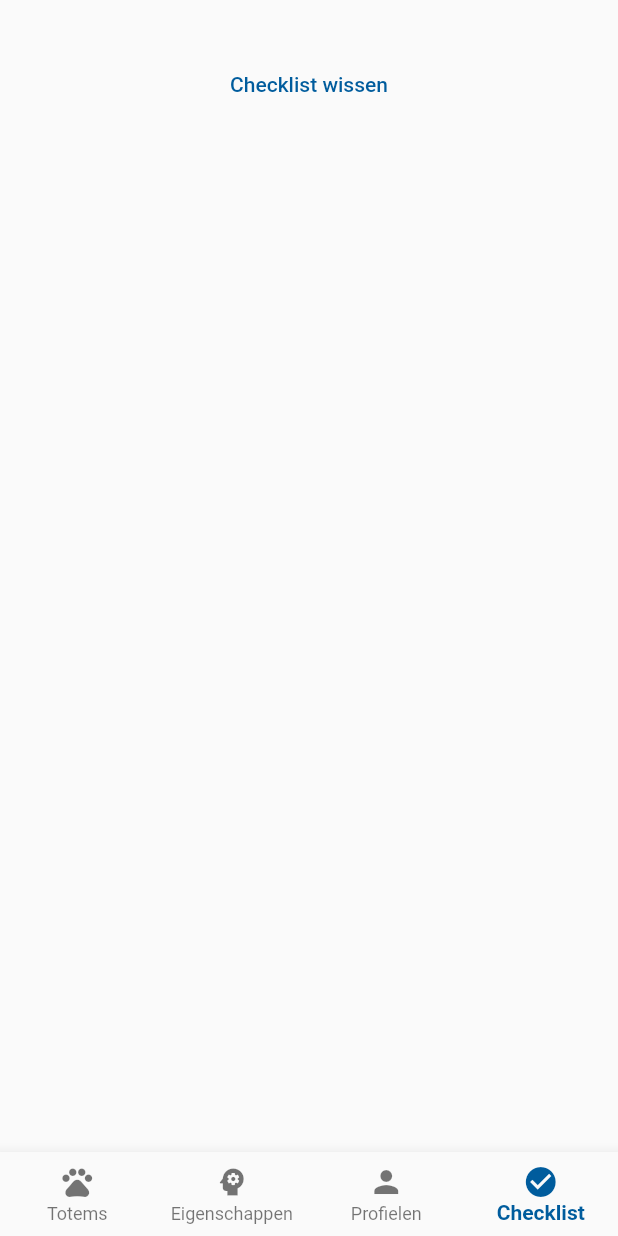
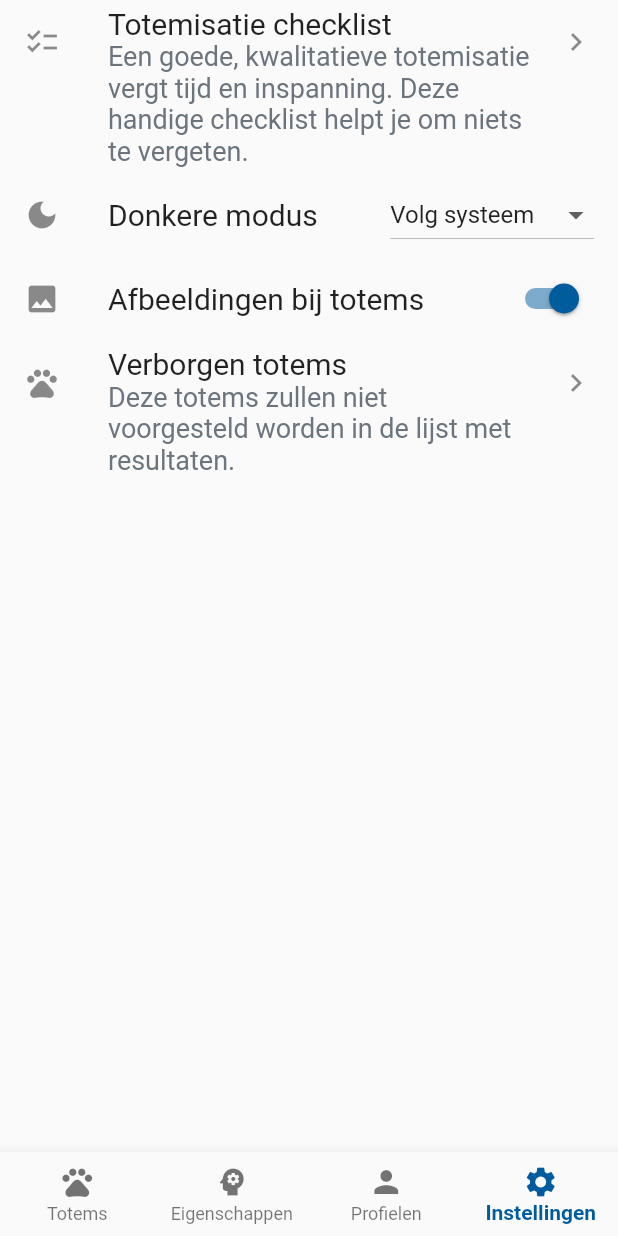
Before and after one commit to ScoutsGidsenVL/totem-app-2023, a Flutter app: the screen it shows after launch, item 4 of the bottom bar chosen, on a phone screen of 412 x 824 dp. Run offline on Flutter 3.47's test engine with Material 2 defaults, Android fonts, the phone set to English and light mode, and no system bars; our stand-ins replace azlistview, beamer, cached_network_image, flutter_cache_manager, flutter_markdown, flutter_native_splash and 4 more; accounts and stored records are empty; network calls fail.

Commit message:
Add settings page

```diff
--- a/lib/main.dart
+++ b/lib/main.dart
@@ -1,9 +1,10 @@
 import 'package:flutter/material.dart';
-import 'package:totemapp/model/checklist_data.dart';
+import 'package:totemapp/model/settings_data.dart';
 import 'package:totemapp/model/dynamic_data.dart';
 import 'package:totemapp/model/profile_manager.dart';
 import 'package:totemapp/model/traits_filter.dart';
 import 'package:totemapp/pages/checklist.dart';
+import 'package:totemapp/pages/instellingen.dart';
 import 'package:totemapp/pages/eigenschappen.dart';
 import 'package:provider/provider.dart';
 import 'package:totemapp/pages/filtered_totems.dart';
@@ -12,6 +13,7 @@ import 'package:totemapp/pages/profielen.dart';
 import 'package:totemapp/pages/totems.dart';
 import 'package:flutter_native_splash/flutter_native_splash.dart';
 import 'package:beamer/beamer.dart';
+import 'package:totemapp/pages/verborgen_totems.dart';
 
 final List<TabInfo> tabs = [
   TabInfo(
@@ -51,11 +53,11 @@ final List<TabInfo> tabs = [
     },
   ),
   TabInfo(
-    title: 'Checklist',
-    icon: const Icon(Icons.check_circle),
-    path: '/checklist',
+    title: 'Instellingen',
+    icon: const Icon(Icons.settings),
+    path: '/instellingen',
     locationBuilder: (info, params) {
-      return ChecklistLocation(info);
+      return InstellingenLocation(info);
     },
   ),
 ];
@@ -86,7 +88,7 @@ class MyApp extends StatelessWidget {
     return MultiProvider(
         providers: [
           ChangeNotifierProvider(create: (_) => DynamicData()),
-          ChangeNotifierProvider(create: (_) => ChecklistData()),
+          ChangeNotifierProvider(create: (_) => SettingsData()),
           ChangeNotifierProxyProvider<DynamicData, ProfileManager>(
               update: (_, dynamicData, prev) =>
                   ProfileManager(dynamicData, prev?.selectedName),
@@ -96,7 +98,8 @@ class MyApp extends StatelessWidget {
                   TraitsFilter(profileManager, prev?.fallbackTraits),
               create: (_) => TraitsFilter(null, {})),
         ],
-        child: MaterialApp.router(
+        child: Builder(builder: (context) {
+          return MaterialApp.router(
             title: 'Totemapp',
             theme: ThemeData(
                 colorScheme: const ColorScheme.light(
@@ -126,7 +129,9 @@ class MyApp extends StatelessWidget {
                     onSurfaceVariant: Color(0xFFA8B1B9)),
                 textTheme: const TextTheme(
                     headlineMedium: TextStyle(
-                      fontSize: 34, color: primaryDark, fontFamily: 'Verveine'),
+                        fontSize: 34,
+                        color: primaryDark,
+                        fontFamily: 'Verveine'),
                     headlineSmall: TextStyle(
                         fontSize: 17,
                         color: primaryDark,
@@ -136,20 +141,24 @@ class MyApp extends StatelessWidget {
                     bodyMedium: TextStyle(fontSize: 21),
                     bodySmall:
                         TextStyle(fontSize: 19, color: Color(0xFFA8B1B9)))),
+            themeMode: context.watch<SettingsData>().theme,
             routerDelegate: routerDelegate,
             routeInformationParser: BeamerParser(onParse: (info) {
               if (info.location!.contains('?p=')) {
-              final code = Uri.parse(info.location!).queryParameters['p'] ?? '';
-              final query =
-                  Uri.encodeQueryComponent(ProfileManager.importPrefix + code);
+                final code =
+                    Uri.parse(info.location!).queryParameters['p'] ?? '';
+                final query = Uri.encodeQueryComponent(
+                    ProfileManager.importPrefix + code);
                 return RouteInformation(
-                  location: '/profielen/import?code=$query', state: info.state);
+                    location: '/profielen/import?code=$query',
+                    state: info.state);
               }
               return info;
             }),
             backButtonDispatcher: BeamerBackButtonDispatcher(
                 delegate: routerDelegate, fallbackToBeamBack: false),
-        ));
+          );
+        }));
   }
 }
 
@@ -293,15 +302,27 @@ class ProfielenLocation extends BeamLocation<BeamState> {
       ];
 }
 
-class ChecklistLocation extends BeamLocation<BeamState> {
-  ChecklistLocation(super.info);
+class InstellingenLocation extends BeamLocation<BeamState> {
+  InstellingenLocation(super.info);
   @override
-  List<String> get pathPatterns => ['/checklist'];
+  List<String> get pathPatterns => ['/instellingen/*'];
   @override
   List<BeamPage> buildPages(BuildContext context, BeamState state) => [
         const BeamPage(
-          key: ValueKey('checklist'),
+          key: ValueKey('instellingen'),
+          child: Instellingen(),
+        ),
+        if (state.uri.pathSegments.length == 2 &&
+            state.uri.pathSegments[1] == 'checklist')
+          const BeamPage(
+            key: ValueKey('instellingen/checklist'),
             child: Checklist(),
+          ),
+        if (state.uri.pathSegments.length == 2 &&
+            state.uri.pathSegments[1] == 'verborgen-totems')
+          const BeamPage(
+            key: ValueKey('instellingen/verborgen-totems'),
+            child: VerborgenTotems(),
           ),
       ];
 }
--- /dev/null
+++ b/lib/pages/instellingen.dart
@@ -0,0 +1,69 @@
+import 'package:beamer/beamer.dart';
+import 'package:flutter/material.dart';
+import 'package:provider/provider.dart';
+import 'package:totemapp/model/settings_data.dart';
+
+class Instellingen extends StatelessWidget {
+  const Instellingen({super.key});
+
+  @override
+  Widget build(BuildContext context) {
+    final settings = context.watch<SettingsData>();
+
+    return Scaffold(
+      body: ListView(
+        children: [
+          ListTile(
+              onTap: () {
+                context.beamToNamed('/instellingen/checklist');
+              },
+              leading: const Icon(Icons.checklist),
+              trailing: const Icon(Icons.navigate_next),
+              title: const Text('Totemisatie checklist',
+                  style: TextStyle(fontSize: 20)),
+              subtitle: const Text(
+                  'Een goede, kwalitatieve totemisatie vergt tijd en inspanning. Deze handige checklist helpt je om niets te vergeten.',
+                  style: TextStyle(fontSize: 18))),
+          ListTile(
+              leading: const Icon(Icons.dark_mode),
+              trailing: DropdownButton(
+                  value: settings.theme.name,
+                  onChanged: (value) {
+                    settings.setTheme(
+                        ThemeMode.values.firstWhere((e) => e.name == value));
+                  },
+                  items: ThemeMode.values
+                      .map((e) => DropdownMenuItem(
+                          value: e.name,
+                          child: Text(e == ThemeMode.light
+                              ? 'Lichte modus'
+                              : e == ThemeMode.dark
+                                  ? 'Donkere modus'
+                                  : 'Volg systeem')))
+                      .toList()),
+              title:
+                  const Text('Donkere modus', style: TextStyle(fontSize: 20))),
+          SwitchListTile(
+              value: settings.showAnimalImages,
+              onChanged: (enabled) {
+                settings.setShowAnimalImages(enabled);
+              },
+              secondary: const Icon(Icons.photo),
+              title: const Text('Afbeeldingen bij totems',
+                  style: TextStyle(fontSize: 20))),
+          ListTile(
+              onTap: () {
+                context.beamToNamed('/instellingen/verborgen-totems');
+              },
+              leading: const Icon(Icons.pets),
+              trailing: const Icon(Icons.navigate_next),
+              title: const Text('Verborgen totems',
+                  style: TextStyle(fontSize: 20)),
+              subtitle: const Text(
+                  'Deze totems zullen niet voorgesteld worden in de lijst met resultaten.',
+                  style: TextStyle(fontSize: 18))),
+        ],
+      ),
+    );
+  }
+}
```
Also changed, not shown: lib/model/checklist_data.dart (deleted, +0 -47 lines), lib/model/settings_data.dart (added, +83 -0 lines), lib/pages/checklist.dart (+14 -10 lines), lib/pages/verborgen_totems.dart (added, +32 -0 lines), lib/widgets/animal_card.dart (+8 -10 lines), lib/widgets/animal_entry.dart (+8 -4 lines), 1 other file. Lines whose indentation alone changed are shown as unchanged.
